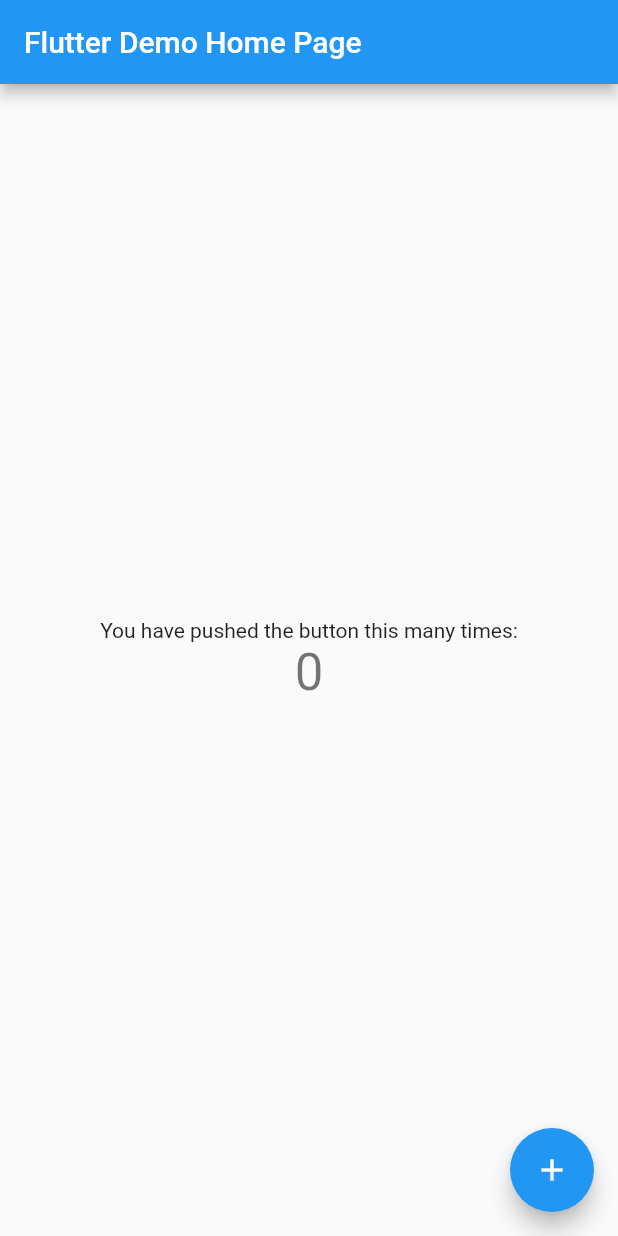
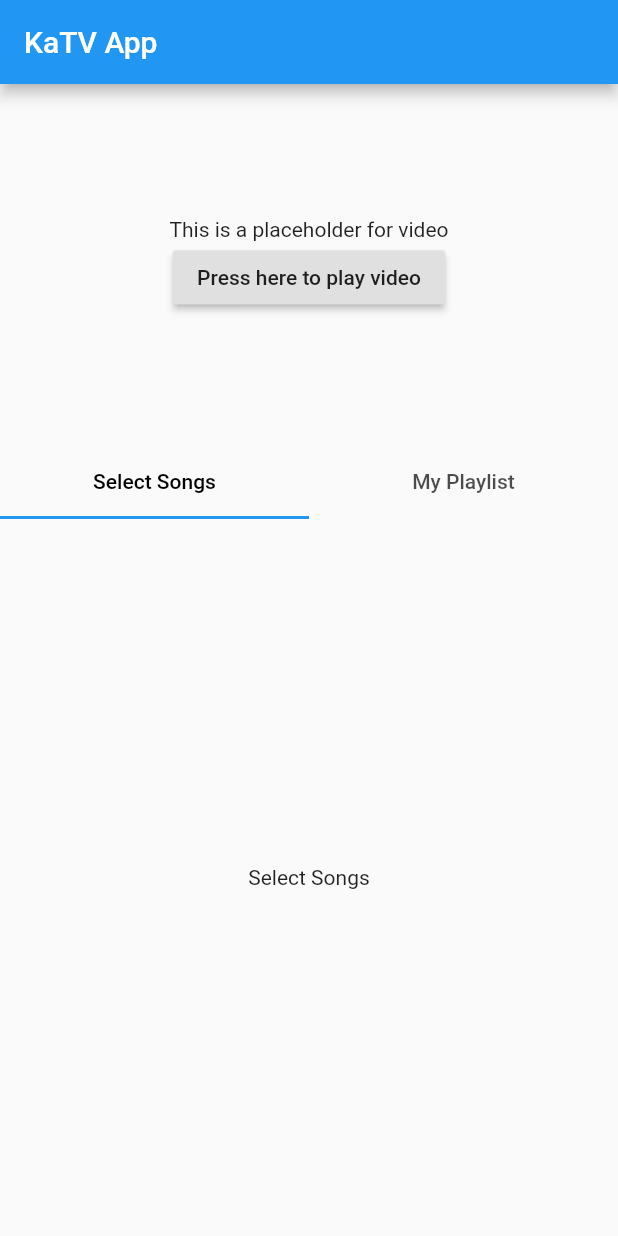
Before and after one commit to Janesee3/KaTVApp, a Flutter app: the screen it shows after launch, on a phone screen of 412 x 824 dp. Run offline on Flutter 3.47's test engine with Material 2 defaults, Android fonts, the phone set to English and light mode, and no system bars; missing offline and left inert: flutter_youtube.

Commit message:
add basic skeleton of components needed

```diff
--- a/lib/main.dart
+++ b/lib/main.dart
@@ -1,30 +1,22 @@
 import 'package:flutter/material.dart';
+import 'package:flutter_youtube/flutter_youtube.dart';
 
 void main() => runApp(MyApp());
 
 class MyApp extends StatelessWidget {
-  // This widget is the root of your application.
   @override
   Widget build(BuildContext context) {
     return MaterialApp(
-      title: 'Flutter Demo',
+      title: 'My KTV App',
       theme: ThemeData(
-        // This is the theme of your application.
-        //
-        // Try running your application with "flutter run". You'll see the
-        // application has a blue toolbar. Then, without quitting the app, try
-        // changing the primarySwatch below to Colors.green and then invoke
-        // "hot reload" (press "r" in the console where you ran "flutter run",
-        // or simply save your changes to "hot reload" in a Flutter IDE).
-        // Notice that the counter didn't reset back to zero; the application
-        // is not restarted.
         primarySwatch: Colors.blue,
       ),
-      home: MyHomePage(title: 'Flutter Demo Home Page'),
+      home: MyHomePage(title: 'KaTV App'),
     );
   }
 }
 
+// Home Page
 class MyHomePage extends StatefulWidget {
   MyHomePage({Key key, this.title}) : super(key: key);
 
@@ -43,69 +35,91 @@ class MyHomePage extends StatefulWidget {
   _MyHomePageState createState() => _MyHomePageState();
 }
 
-class _MyHomePageState extends State<MyHomePage> {
-  int _counter = 0;
+class _MyHomePageState extends State<MyHomePage>
+    with SingleTickerProviderStateMixin {
+  final bool _isSongSelection = true;
+  final List<Tab> myTabs = <Tab>[
+    Tab(text: 'Select Songs'),
+    Tab(text: 'My Playlist'),
+  ];
 
-  void _incrementCounter() {
-    setState(() {
-      // This call to setState tells the Flutter framework that something has
-      // changed in this State, which causes it to rerun the build method below
-      // so that the display can reflect the updated values. If we changed
-      // _counter without calling setState(), then the build method would not be
-      // called again, and so nothing would appear to happen.
-      _counter++;
-    });
+  TabController _tabController;
+
+  @override
+  void initState() {
+    super.initState();
+    _tabController = TabController(vsync: this, length: myTabs.length);
+  }
+
+  @override
+  void dispose() {
+    _tabController.dispose();
+    super.dispose();
   }
 
   @override
   Widget build(BuildContext context) {
-    // This method is rerun every time setState is called, for instance as done
-    // by the _incrementCounter method above.
-    //
-    // The Flutter framework has been optimized to make rerunning build methods
-    // fast, so that you can just rebuild anything that needs updating rather
-    // than having to individually change instances of widgets.
     return Scaffold(
         appBar: AppBar(
-        // Here we take the value from the MyHomePage object that was created by
-        // the App.build method, and use it to set our appbar title.
           title: Text(widget.title),
         ),
         body: Center(
-        // Center is a layout widget. It takes a single child and positions it
-        // in the middle of the parent.
             child: Column(
-          // Column is also layout widget. It takes a list of children and
-          // arranges them vertically. By default, it sizes itself to fit its
-          // children horizontally, and tries to be as tall as its parent.
-          //
-          // Invoke "debug painting" (press "p" in the console, choose the
-          // "Toggle Debug Paint" action from the Flutter Inspector in Android
-          // Studio, or the "Toggle Debug Paint" command in Visual Studio Code)
-          // to see the wireframe for each widget.
-          //
-          // Column has various properties to control how it sizes itself and
-          // how it positions its children. Here we use mainAxisAlignment to
-          // center the children vertically; the main axis here is the vertical
-          // axis because Columns are vertical (the cross axis would be
-          // horizontal).
-          mainAxisAlignment: MainAxisAlignment.center,
+          mainAxisAlignment: MainAxisAlignment.spaceEvenly,
           children: <Widget>[
-            Text(
-              'You have pushed the button this many times:',
+            VideoComponent(videoUrl: "meow"),
+            TabBar(
+              controller: _tabController,
+              tabs: myTabs,
+              labelColor: Colors.black,
             ),
-            Text(
-              '$_counter',
-              style: Theme.of(context).textTheme.display1,
+            SizedBox(
+                height: 300.0,
+                child: TabBarView(
+                  controller: _tabController,
+                  children: myTabs.map((Tab tab) {
+                    return Center(child: Text(tab.text));
+                  }).toList(),
+                ))
+          ],
+        )));
+  }
+}
+
+// Video
+class VideoComponent extends StatefulWidget {
+  VideoComponent({Key key, this.videoUrl}) : super(key: key);
+
+  final String videoUrl;
+
+  @override
+  _VideoComponentState createState() => _VideoComponentState();
+}
+
+class _VideoComponentState extends State<VideoComponent> {
+  void playYoutubeVideo() {
+    FlutterYoutube.playYoutubeVideoByUrl(
+        apiKey: "AIzaSyA-r5-33ElkuO2nkRSfQ1DFr_e1M0c9kzU",
+        videoUrl: "https://www.youtube.com/watch?v=TmwgJ8I7QCI",
+        autoPlay: true,
+        fullScreen: false);
+  }
+
+  @override
+  Widget build(BuildContext context) {
+    return Center(
+      child: Column(
+        mainAxisAlignment: MainAxisAlignment.start,
+        children: <Widget>[
+          Text("This is a placeholder for video"),
+          RaisedButton(
+            child: Text("Press here to play video"),
+            onPressed: playYoutubeVideo,
           ),
         ],
       ),
-      ),
-      floatingActionButton: FloatingActionButton(
-        onPressed: _incrementCounter,
-        tooltip: 'Increment',
-        child: Icon(Icons.add),
-      ), // This trailing comma makes auto-formatting nicer for build methods.
     );
   }
 }
+
+// Tabbed
```
Also changed, not shown: pubspec.yaml (+2 -6 lines), 10 other files. Lines whose indentation alone changed are shown as unchanged.
